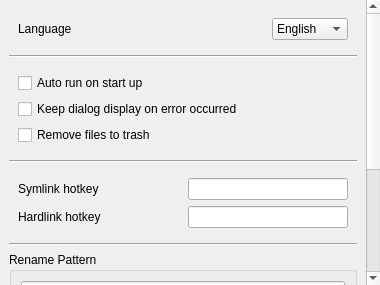
Old version of the form src/app/settings_widget.ui in the repository JaderoChan/EasyLinks.
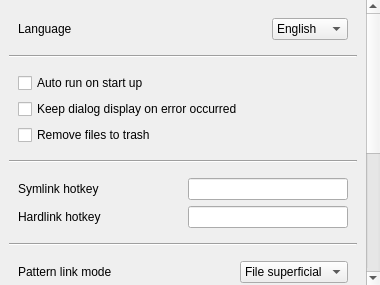
New version of the form. Custom widgets are drawn as their Qt base class.

What changed in the file:
```diff
--- a/src/app/settings_widget.ui
+++ b/src/app/settings_widget.ui
@@ -52,9 +52,9 @@
       <property name="geometry">
        <rect>
         <x>0</x>
-        <y>-172</y>
-        <width>363</width>
-        <height>457</height>
+        <y>-195</y>
+        <width>365</width>
+        <height>587</height>
        </rect>
       </property>
       <property name="focusPolicy">
@@ -289,6 +289,53 @@
          </layout>
         </widget>
        </item>
+       <item>
+        <widget class="Line" name="line_4">
+         <property name="orientation">
+          <enum>Qt::Orientation::Horizontal</enum>
+         </property>
+        </widget>
+       </item>
+       <item>
+        <widget class="QWidget" name="widget_6" native="true">
+         <layout class="QHBoxLayout" name="horizontalLayout_4">
+          <item>
+           <widget class="QLabel" name="patternLinkModeLabel">
+            <property name="text">
+             <string>Pattern link mode</string>
+            </property>
+           </widget>
+          </item>
+          <item>
+           <spacer name="horizontalSpacer_4">
+            <property name="orientation">
+             <enum>Qt::Orientation::Horizontal</enum>
+            </property>
+            <property name="sizeHint" stdset="0">
+             <size>
+              <width>94</width>
+              <height>20</height>
+             </size>
+            </property>
+           </spacer>
+          </item>
+          <item>
+           <widget class="QComboBox" name="patternLinkModeComboBox">
+            <item>
+             <property name="text">
+              <string>File superficial</string>
+             </property>
+            </item>
+            <item>
+             <property name="text">
+              <string>File hash</string>
+             </property>
+            </item>
+           </widget>
+          </item>
+         </layout>
+        </widget>
+       </item>
        <item>
         <widget class="Line" name="line_3">
          <property name="orientation">
```
Left out of the diff: 52 changed lines with no effect on the pictures.
